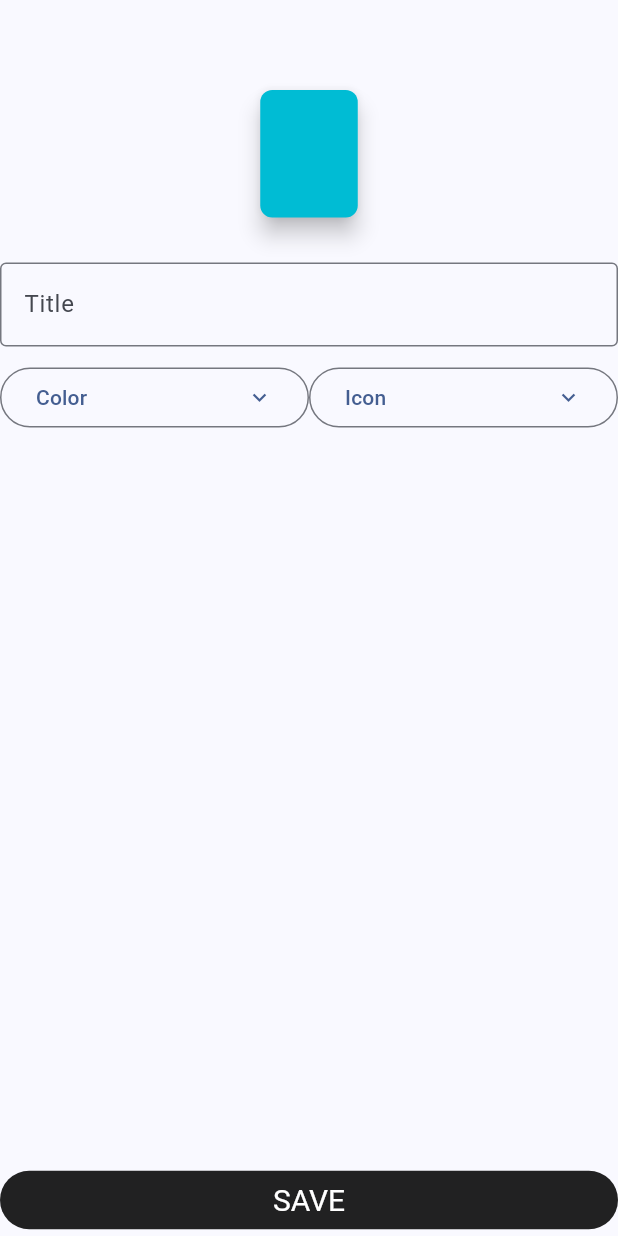
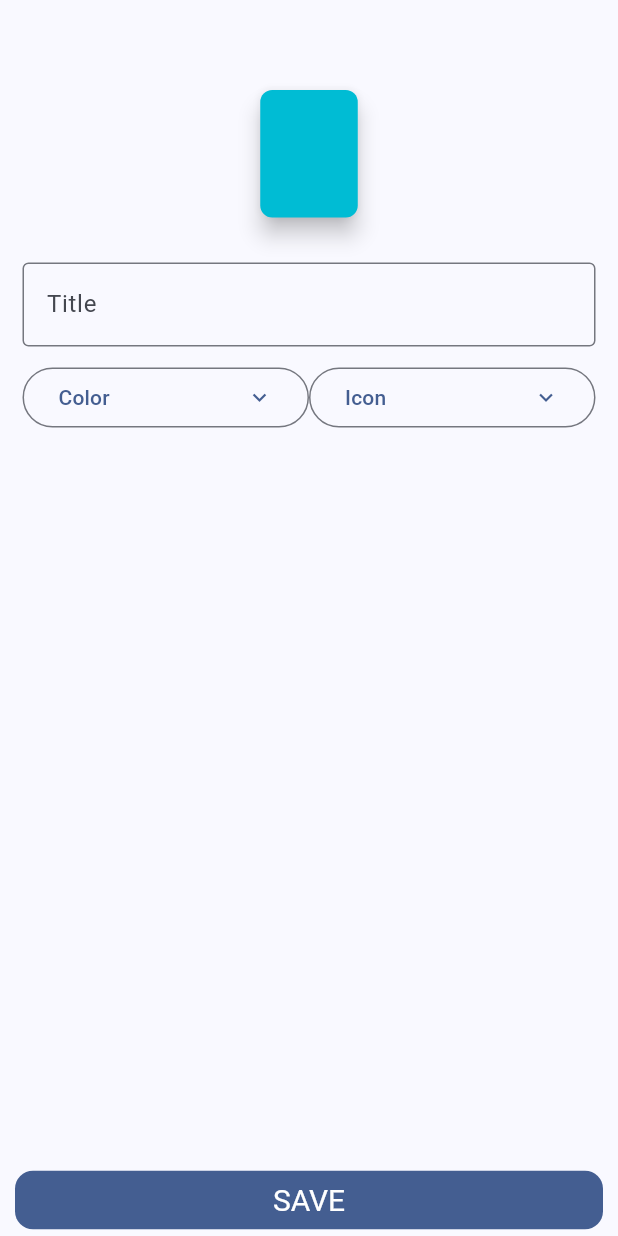
Before and after one commit to Driexus/SimpleMoneyTracker, a Flutter app: the screen it shows after launch, after a tap on "Add", on a phone screen of 412 x 824 dp. Run offline on Flutter 3.47's test engine with Material 3 defaults, Android fonts, the phone set to English and light mode, and no system bars; our stand-ins replace auto_size_text, equatable, flutter_bloc, fluttertoast, material_symbols_icons, pie_chart and 2 more; accounts and stored records are empty.

Commit message:
Fixes #6

```diff
--- a/lib/ui/home/edit_activity/edit_activity_page.dart
+++ b/lib/ui/home/edit_activity/edit_activity_page.dart
@@ -120,7 +120,9 @@ class _EditActivityPageState extends State<EditActivityPage> {
       child: Scaffold(
         body: Stack(
           children: [
-            Column(
+            Padding(
+              padding: const EdgeInsets.symmetric(horizontal: 15),
+              child: Column(
                 children: [
                   const SizedBox(height: 60),
                   RectangularButton(
@@ -170,6 +172,7 @@ class _EditActivityPageState extends State<EditActivityPage> {
                     ],
                   )
                 ]
+              )
             ),
             Positioned(
               bottom: 55,
--- a/lib/ui/shared/bottom_button.dart
+++ b/lib/ui/shared/bottom_button.dart
@@ -10,15 +10,16 @@ class BottomButton extends StatelessWidget {
   @override
   Widget build(BuildContext context) =>
     Positioned(
-      left: 0,
-      right: 0,
+      left: 10,
+      right: 10,
       bottom: 0,
       child: TextButton(
         style: TextButton.styleFrom(
-            backgroundColor: Colors.black87,
-            foregroundColor: Colors.white,
-            textStyle: const TextStyle(fontSize: 20),
-            minimumSize: const Size(double.infinity, 0)
+          backgroundColor: Theme.of(context).colorScheme.primary,
+          foregroundColor: Colors.white,
+          textStyle: const TextStyle(fontSize: 20),
+          minimumSize: const Size(double.infinity, 0),
+          shape: RoundedRectangleBorder(borderRadius: BorderRadius.circular(12)),
         ),
         onPressed: onTap,
         child: Text(text),
```
Also changed, not shown: lib/ui/timeline/timeline_page.dart (+1 -6 lines). Lines whose indentation alone changed are shown as unchanged.
